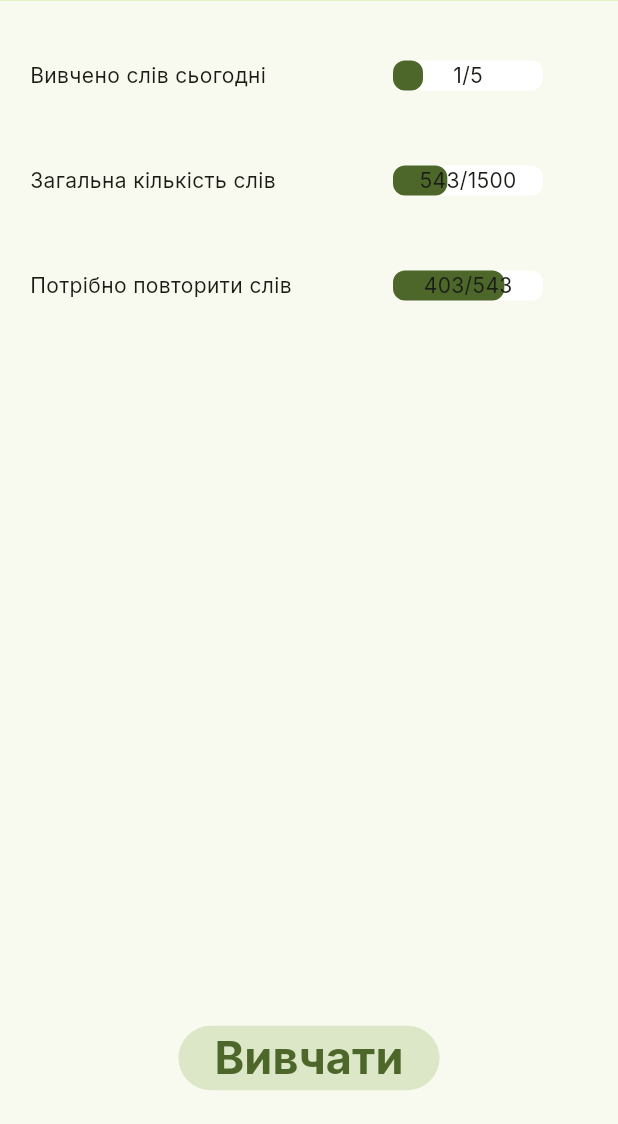
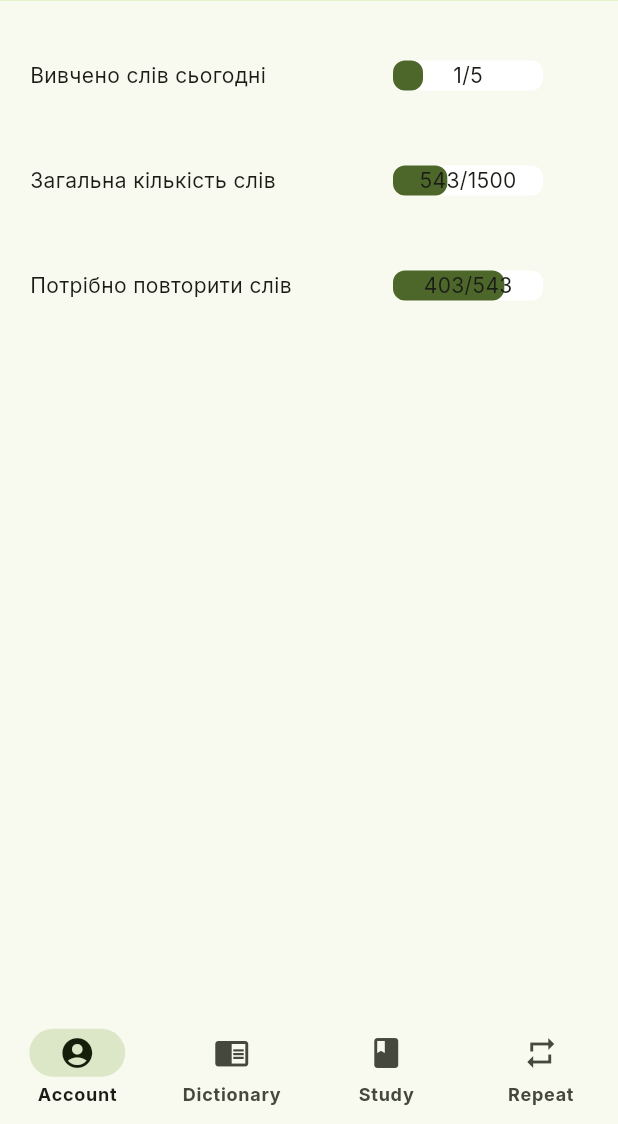
Before and after one commit to SchepardCat/studrow, a Flutter app: the screen it shows after launch, on a phone screen of 412 x 824 dp, the part 112-1236 px from its top. Run offline on Flutter 3.47's test engine with Material 3 defaults, Android fonts, the phone set to English and light mode, and no system bars; drawn by our look-alikes of percent_indicator; our stand-ins replace flip_card, flutter_spinkit, google_fonts, swipe_cards.

Commit message:
refactor code in some files

```diff
--- a/lib/main.dart
+++ b/lib/main.dart
@@ -3,7 +3,7 @@ import 'package:studrow/presentation/pages/form_add.dart';
 import 'package:studrow/presentation/pages/main_page.dart';
 import 'package:studrow/presentation/pages/settings_page.dart';
 import 'package:studrow/presentation/pages/logo_page.dart';
-import 'package:studrow/presentation/pages/start_page.dart';
+import 'package:studrow/presentation/pages/account_page.dart';
 import 'package:studrow/presentation/theme/theme.dart';
 import 'presentation/theme/typography.dart';
 
@@ -18,19 +18,18 @@ class MainApp extends StatefulWidget {
 }
 
 class _MainAppState extends State<MainApp> {
-
   @override
   Widget build(BuildContext context) {
     return MaterialApp(
         debugShowCheckedModeBanner: false,
         theme: MaterialTheme(textTheme).light(),
         routes: {
+          '/logo': (context) => const LogoPage(),
           '/setting': (context) => const SettingsPage(),
           '/main': (contex) => const MainPage(),
           '/start': (contex) => const StartPage(),
           '/formAdd': (contex) => const FormAdd(),
         },
-      home: const LogoPage()
-    );
+        home: const LogoPage());
   }
 }
--- a/lib/presentation/pages/start_page.dart
+++ b/lib/presentation/pages/account_page.dart
@@ -13,25 +13,6 @@ class _StartPageState extends State<StartPage> {
   @override
   Widget build(BuildContext context) {
     return Scaffold(
-      appBar: AppBar(
-          automaticallyImplyLeading: false,
-          title: Text(
-            StSetting.companyName,
-            style: const TextStyle(
-              fontSize: 30,
-              fontWeight: FontWeight.w400,
-            ),),
-          backgroundColor: Theme.of(context).colorScheme.primaryContainer,
-          toolbarHeight: 75,
-          // actions: [
-          //   IconButton(
-          //     onPressed: (){
-          //       Navigator.pushNamed(context, '/setting');
-          //     },
-          //     icon: const Icon(Icons.settings),
-          //   )
-          // ]
-      ),
       body: Container(
         child: Padding(
           padding: const EdgeInsets.all(20.0),
@@ -45,35 +26,31 @@ class _StartPageState extends State<StartPage> {
                       mainAxisAlignment: MainAxisAlignment.spaceBetween,
                       children: [
                         Text("Вивчено слів сьогодні"),
-                        ProgressBar(totalCards: 5, currentNumber: 1, widthBar: 120)
-                      ],),
+                        ProgressBar(
+                            totalCards: 5, currentNumber: 1, widthBar: 120)
+                      ],
+                    ),
                     const SizedBox(height: 10),
                     const Row(
                       mainAxisAlignment: MainAxisAlignment.spaceBetween,
                       children: [
                         Text("Загальна кількість слів"),
-                        ProgressBar(totalCards: 1500, currentNumber: 543, widthBar: 120),
-                      ],),
+                        ProgressBar(
+                            totalCards: 1500,
+                            currentNumber: 543,
+                            widthBar: 120),
+                      ],
+                    ),
                     const SizedBox(height: 10),
                     const Row(
                       mainAxisAlignment: MainAxisAlignment.spaceBetween,
                       children: [
-                      Text("Потрібно повторити слів"),
-                        ProgressBar(totalCards: 543, currentNumber: 403, widthBar: 120),
-                    ],),
+                        Text("Потрібно повторити слів"),
+                        ProgressBar(
+                            totalCards: 543, currentNumber: 403, widthBar: 120),
+                      ],
+                    ),
                   ],
-                ),
-                FilledButton.tonal(
-                    onPressed: (){
-                      Navigator.pushNamed(context, '/main');
-                    },
-                    child: Text(
-                      "Вивчати",
-                      style: TextStyle(
-                        fontSize: 30,
-                        color: Theme.of(context).colorScheme.primary
-                      ),
-                    )
                 ),
               ],
             ),
--- a/lib/presentation/pages/main_page.dart
+++ b/lib/presentation/pages/main_page.dart
@@ -1,6 +1,10 @@
+import 'package:flutter/cupertino.dart';
 import 'package:flutter/material.dart';
 import 'package:studrow/presentation/pages/dictionary_page.dart';
+import 'package:studrow/presentation/pages/account_page.dart';
 import 'package:studrow/presentation/pages/study_page.dart';
+
+import '../../standart_setting.dart';
 
 class MainPage extends StatefulWidget {
   const MainPage({super.key});
@@ -12,6 +16,7 @@ class MainPage extends StatefulWidget {
 class _MainPageState extends State<MainPage> {
   int index = 0;
   final screens = [
+    const StartPage(),
     const DictionaryPage(),
     const StudyPage(),
     const Center(child: Text("Exam", style: TextStyle(fontSize: 72))),
@@ -21,28 +26,30 @@ class _MainPageState extends State<MainPage> {
   Widget build(BuildContext context) {
     return Scaffold(
       appBar: AppBar(
-          backgroundColor: Theme.of(context).colorScheme.primaryContainer,
-          toolbarHeight: 75,
+        title: Text(
+          StSetting.companyName,
+          style: const TextStyle(
+            fontSize: 30,
+            fontWeight: FontWeight.w400,
+          ),
+        ),
+        backgroundColor: Theme.of(context).colorScheme.primaryContainer,
+        toolbarHeight: 75,
       ),
       body: screens[index],
       bottomNavigationBar: NavigationBarTheme(
-        data: const NavigationBarThemeData(
-        ),
+        data: const NavigationBarThemeData(),
         child: NavigationBar(
           height: 75,
           selectedIndex: index,
-          onDestinationSelected: (index) =>
-              setState(() => this.index = index ),
+          onDestinationSelected: (index) => setState(() => this.index = index),
           destinations: const [
             NavigationDestination(
-                icon: Icon(Icons.chrome_reader_mode),
-                label: "Dictionary"),
+                icon: Icon(Icons.account_circle), label: "Account"),
             NavigationDestination(
-                icon: Icon(Icons.book),
-                label: "Study"),
-            NavigationDestination(
-                icon: Icon(Icons.repeat),
-                label: "Repeat"),
+                icon: Icon(Icons.chrome_reader_mode), label: "Dictionary"),
+            NavigationDestination(icon: Icon(Icons.book), label: "Study"),
+            NavigationDestination(icon: Icon(Icons.repeat), label: "Repeat"),
           ],
         ),
       ),
```
Also changed, not shown: lib/presentation/pages/logo_page.dart (+8 -8 lines). Lines whose indentation alone changed are shown as unchanged.
